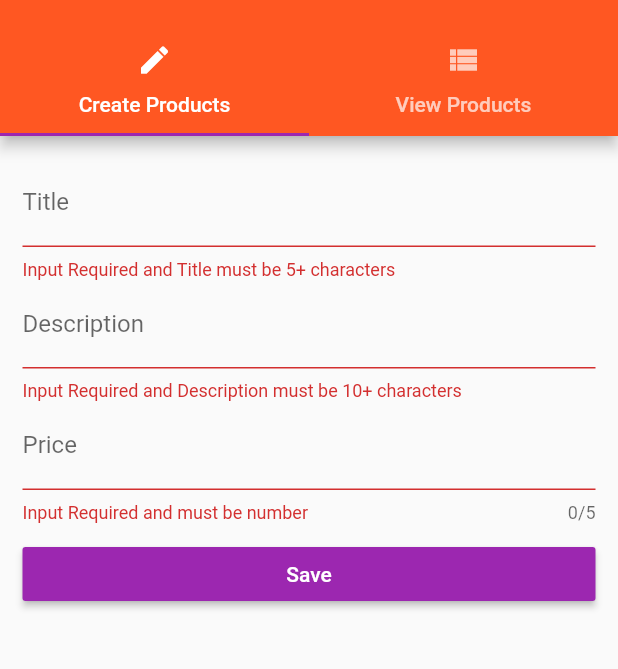
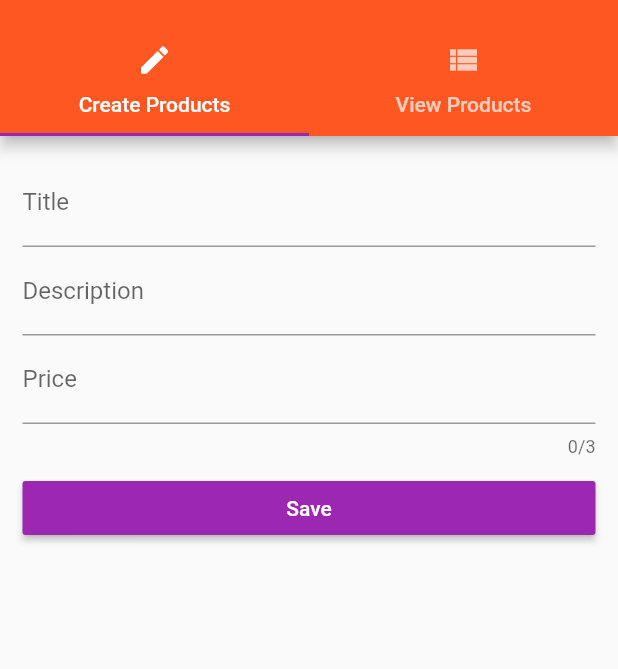
Before and after one commit to python1951/flutter_ecommerce, a Flutter app: the ProductAdmin screen opened by its route, on a phone screen of 412 x 824 dp, the part 59-728 px from its top. Run offline on Flutter 3.47's test engine with Material 2 defaults, Android fonts, the phone set to English and light mode, and no system bars.

```diff
--- a/lib/pages/product.dart
+++ b/lib/pages/product.dart
@@ -5,12 +5,17 @@ import 'package:fluttercoursee/widgets/ui_elements/title_default.dart';
 import '../widgets/ui_elements/title_default.dart';
 
 class Product extends StatelessWidget {
-  final String title;
+  final String titleValue;
   final String imageUrl;
+  final String description;
+  final String priceValue;
+
 
   Product(
     this.imageUrl,
-    this.title,
+    this.titleValue,
+      this.priceValue,
+      this.description
   );
 
   Widget _buildAddressPriceRow() {
@@ -27,7 +32,7 @@ class Product extends StatelessWidget {
             margin: EdgeInsets.symmetric(horizontal: 4.0),
             child: Text("|"),
           ),
-          PriceTag("90"),
+          PriceTag(priceValue),
         ],
       ),
     );
@@ -44,7 +49,7 @@ class Product extends StatelessWidget {
       child: Scaffold(
           appBar: AppBar(
             title: Text(
-              title,
+              "Checkout",
               style: TextStyle(
                 color: Colors.white,
               ),
@@ -64,7 +69,8 @@ class Product extends StatelessWidget {
                     borderRadius: BorderRadius.circular(3),
                   ),
                   padding: EdgeInsets.all(5),
-                  child: TitleDefault(title)),
+                  child: TitleDefault(titleValue)
+              ),
               _buildAddressPriceRow(),
               RaisedButton(
                 child: Text("Delete"),
--- a/lib/pages/product_admin.dart
+++ b/lib/pages/product_admin.dart
@@ -10,8 +10,9 @@ import'./product_admin.dart';
 class ProductAdmin extends StatelessWidget{
   final Function addProduct;
   final Function deleteProduct;
+  final Function editProduct;
   final List<Map<String,dynamic>> _products;
-  ProductAdmin(this.addProduct,this.deleteProduct,this._products);
+  ProductAdmin(this.addProduct,this.deleteProduct,this._products,this.editProduct);
 
   Widget _buildDrawer(context){
     return Drawer(
@@ -59,8 +60,8 @@ class ProductAdmin extends StatelessWidget{
           ),
         body:TabBarView(
       children: <Widget>[
-        ProductsCreate(this.addProduct),
-        ProductsList(_products),
+        ProductsCreate(addProduct:this.addProduct),
+        ProductsList(_products,editProduct,),
 
       ],
 
--- a/lib/pages/products_create.dart
+++ b/lib/pages/products_create.dart
@@ -3,8 +3,10 @@ import 'package:flutter/material.dart';
 
 class ProductsCreate extends StatefulWidget {
   final Function addProduct;
-
-  ProductsCreate(this.addProduct);
+  final Map<String,dynamic> products;
+  final Function editProduct;
+  final int productIndex;
+  ProductsCreate({this.addProduct,this.products,this.editProduct,this.productIndex});
   @override
   _ProductsCreateState createState() => _ProductsCreateState();
 }
@@ -13,82 +15,88 @@ class _ProductsCreateState extends State<ProductsCreate> {
   String titleValue = '';
   String description = '';
   double priceValue = 0.0;
-  final Map<String,dynamic> _formData = {
-    "titleValue":null,
-    "description":null,
-    "priceValue":null,
+
+  final Map<String, dynamic> _formData = {
+    "titleValue": null,
+    "description": null,
+    "priceValue": null,
     "imageUrl": 'images/nighttime.jpg',
   };
   final GlobalKey<FormState> _formKey = GlobalKey<FormState>();
-  Widget _buildTitleTextField(){
-    return  TextFormField(
+
+  Widget _buildTitleTextField() {
+    return TextFormField(
+    initialValue: widget.products==null?"":widget.products["titleValue"],
       decoration: InputDecoration(labelText: ("Title")),
-      autovalidate: true,
-      validator: (value){
-        if (value.isEmpty || value.length<5){
+
+      validator: (value) {
+        if (value.isEmpty || value.length < 5) {
           return "Input Required and Title must be 5+ characters";
         }
         return null;
-
       },
       onSaved: (String value) {
         print("description");
-          _formData["titleValue"] = value;
-
+        _formData["titleValue"] = value;
       },
     );
   }
-  Widget _buildDescriptionTextField(){
+
+  Widget _buildDescriptionTextField() {
     return TextFormField(
+     initialValue: widget.products==null?"":widget.products["description"],
       decoration: InputDecoration(labelText: ("Description")),
-      autovalidate: true,
-      validator: (value){
-        if (value.isEmpty || value.length<10){
+
+      validator: (value) {
+        if (value.isEmpty || value.length < 10) {
           return "Input Required and Description must be 10+ characters";
         }
         return null;
-
       },
       onSaved: (String value) {
         print("description");
-          _formData["description"] = value;
-
+        _formData["description"] = value;
       },
     );
   }
-  Widget _buildPriceTextField(){
 
-    return  TextFormField(
+  Widget _buildPriceTextField() {
+    return TextFormField(
+      initialValue: widget.products==null?"":widget.products["priceValue"].toString(),
       decoration: InputDecoration(labelText: ("Price")),
-    autovalidate: true,
-      validator: ( value){
 
-        if (value.isEmpty || !RegExp(r'^[0-9]*$').hasMatch(value)){
+      validator: (value) {
+        if (value.isEmpty || !RegExp(r'^[0-9]*$').hasMatch(value)) {
           return 'Input Required and must be number';
         }
         return null;
       },
       keyboardType: TextInputType.number,
-      maxLength: 5,
+      maxLength: 3,
       onSaved: (String value) {
         print("description");
-          _formData["priceValue"] = double.parse(value);
-
+        _formData["priceValue"] = double.parse(value);
       },
     );
   }
-   void _buildSubmitForm(){
- //    final GlobalKey<FormState> _formKey = GlobalKey<FormState>();
-//     if(!_formKey.currentState.validate()){
-//       return;
-//     }
-//
-     _formKey.currentState.save();
+
+  void _buildSubmitForm() {
+    if (!_formKey.currentState.validate()) {
+      return;
+    }
+    _formKey.currentState.save();
+    if(widget.products==null){
+      widget.addProduct(_formData);
+    }
+    else{
+      widget.editProduct(widget.productIndex,_formData);
+    }
 
 
-    widget.addProduct(_formData);
 
-     Navigator.pushNamed(context, '/products');
+
+
+      Navigator.pushNamed(context, '/products');
 
   }
 
@@ -97,21 +105,25 @@ class _ProductsCreateState extends State<ProductsCreate> {
 //    final double deviceWidth = MediaQuery.of(context).size.width;
 //    final double targetWidth = deviceWidth>550?500:0.9*deviceWidth;
 //    final double targetPadding = targetWidth - deviceWidth;
-    return GestureDetector(
-      onTap: (){
+    final Widget pageContent = GestureDetector(
+      onTap: () {
         FocusScope.of(context).requestFocus(FocusNode());
       },
       child: Container(
-        width: MediaQuery.of(context).size.width*0.9,
+        width: MediaQuery
+            .of(context)
+            .size
+            .width * 0.9,
         margin: EdgeInsets.all(15),
         child: Form(
+          key: _formKey,
           child: ListView(
-            key: _formKey,
+
 //        padding: EdgeInsets.symmetric(horizontal: ),
             children: <Widget>[
-             Form(child: _buildTitleTextField()),
-            Form(child: _buildDescriptionTextField()),
-            Form(child:_buildPriceTextField()),
+              _buildTitleTextField(),
+              _buildDescriptionTextField(),
+              _buildPriceTextField(),
               SizedBox(
                 height: 10.0,
               ),
@@ -119,7 +131,7 @@ class _ProductsCreateState extends State<ProductsCreate> {
                 child: Text("Save"),
                 color: Colors.purple,
                 textColor: Colors.white,
-                onPressed:_buildSubmitForm,
+                onPressed: _buildSubmitForm,
 
               ),
             ],
@@ -127,5 +139,11 @@ class _ProductsCreateState extends State<ProductsCreate> {
         ),
       ),
     );
+    return widget.products == null ? pageContent : Scaffold(
+      appBar: AppBar(
+        title: Text("Edit Product"),
+      ),
+      body: pageContent,
+    );
   }
 }
--- a/lib/widgets/products/product_card.dart
+++ b/lib/widgets/products/product_card.dart
@@ -13,15 +13,15 @@ class ProductCard extends StatelessWidget{
 
   Widget _buildTitlePrice(){
     return Container(
-      margin: EdgeInsets.only(left: 150, right: 20),
+     margin: EdgeInsets.only(left: 150, right: 20),
       child: Row(
         children: <Widget>[
-          SizedBox(height: 1.0,),
+          SizedBox(height: 1.0),
           SizedBox(
             width: 5,
           ),
-          TitleDefault(product['title']),
-          PriceTag(product['price'].toString())
+          TitleDefault(product['titleValue']),
+          PriceTag(product['priceValue'].toString())
 
         ],
       ),
@@ -38,7 +38,7 @@ class ProductCard extends StatelessWidget{
               context,
               MaterialPageRoute(
                   builder: (BuildContext context) =>
-                      Product('imageUrl', 'title',))),
+                      Product('imageUrl', 'titleValue','priceValue',"description"))),
 
         ),
 
```
Also changed, not shown: lib/main.dart (+7 -2 lines), lib/pages/auth.dart (+29 -4 lines), lib/pages/products_list.dart (+7 -2 lines).
